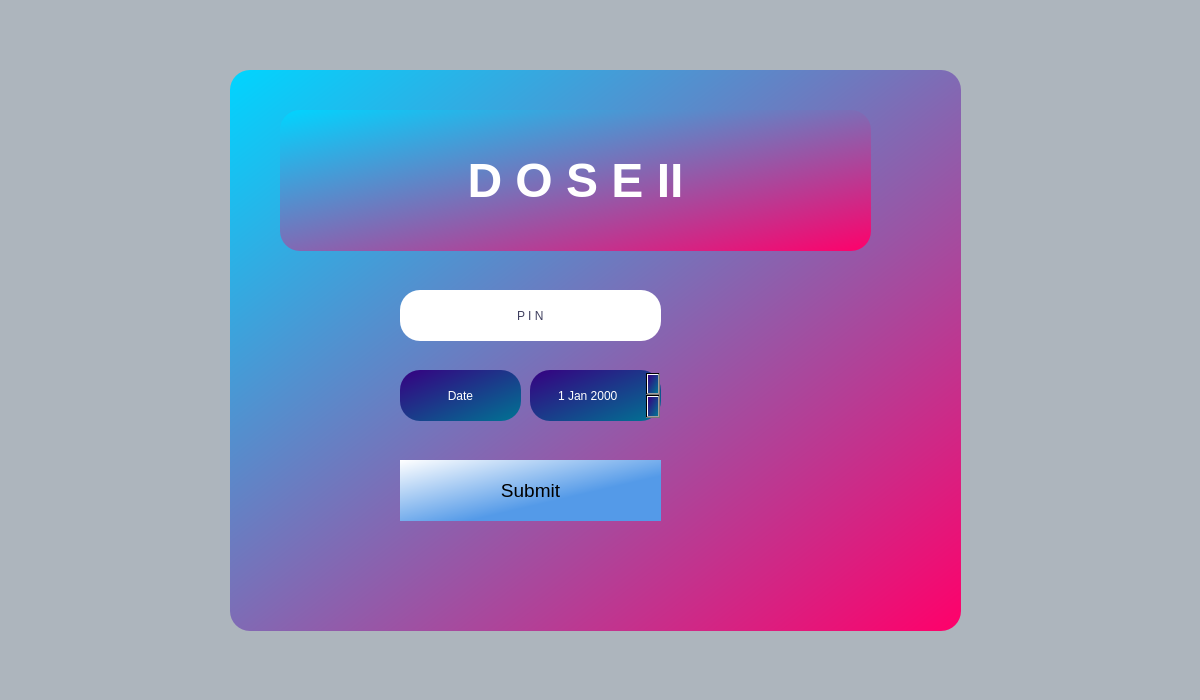
Old version of the form CoviCURE/Forms/Vaccine/loginview.ui in the repository ayush-regmi/CoviCURE.
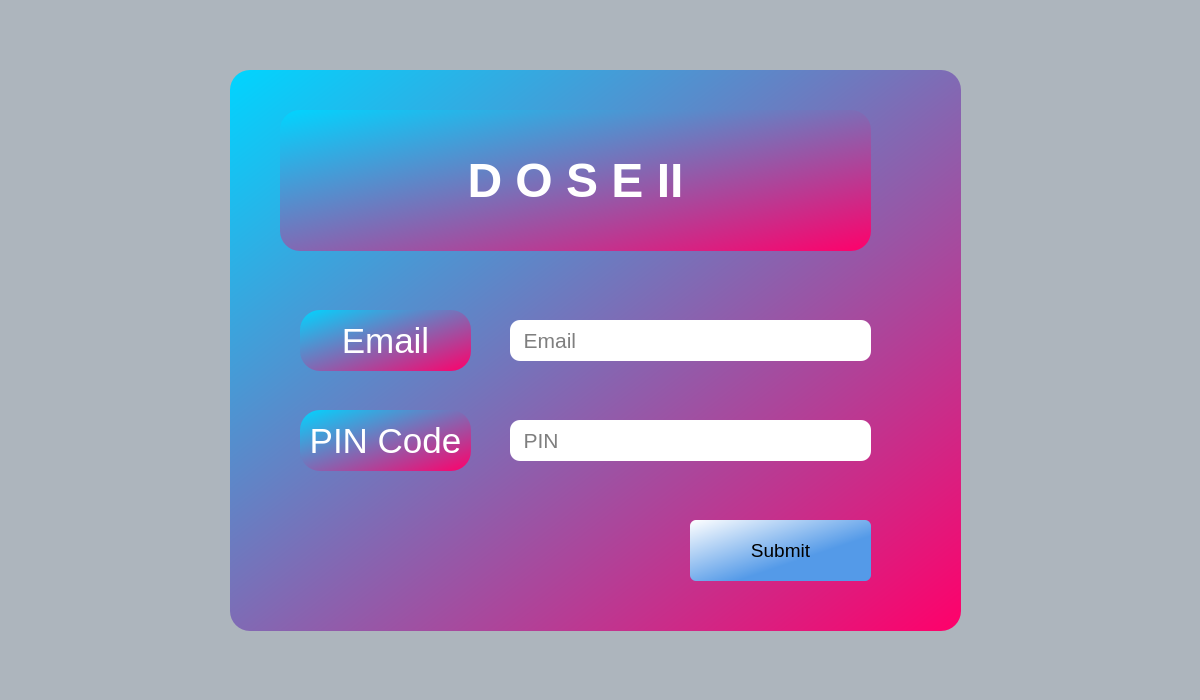
New version of the form.

The edit to the form file:
```diff
--- a/CoviCURE/Forms/Vaccine/loginview.ui
+++ b/CoviCURE/Forms/Vaccine/loginview.ui
@@ -74,12 +74,148 @@
      <set>Qt::AlignCenter</set>
     </property>
    </widget>
+   <widget class="QLineEdit" name="lineEdit_email">
+    <property name="enabled">
+     <bool>true</bool>
+    </property>
+    <property name="geometry">
+     <rect>
+      <x>280</x>
+      <y>250</y>
+      <width>361</width>
+      <height>41</height>
+     </rect>
+    </property>
+    <property name="sizePolicy">
+     <sizepolicy hsizetype="Expanding" vsizetype="Preferred">
+      <horstretch>0</horstretch>
+      <verstretch>0</verstretch>
+     </sizepolicy>
+    </property>
+    <property name="font">
+     <font>
+      <pointsize>16</pointsize>
+      <italic>false</italic>
+      <bold>false</bold>
+     </font>
+    </property>
+    <property name="styleSheet">
+     <string notr="true">background-color: #fff;
+font: 16pt &quot;Segoe UI&quot;;
+
+border-radius: 10px;</string>
+    </property>
+    <property name="placeholderText">
+     <string>  Email</string>
+    </property>
+   </widget>
+   <widget class="QLabel" name="label_11">
+    <property name="geometry">
+     <rect>
+      <x>70</x>
+      <y>240</y>
+      <width>171</width>
+      <height>61</height>
+     </rect>
+    </property>
+    <property name="sizePolicy">
+     <sizepolicy hsizetype="Fixed" vsizetype="Preferred">
+      <horstretch>0</horstretch>
+      <verstretch>0</verstretch>
+     </sizepolicy>
+    </property>
+    <property name="font">
+     <font>
+      <pointsize>26</pointsize>
+      <italic>false</italic>
+      <bold>false</bold>
+     </font>
+    </property>
+    <property name="styleSheet">
+     <string notr="true">font: 26pt &quot;Segoe UI&quot;;
+color: rgb(255, 255, 255);</string>
+    </property>
+    <property name="text">
+     <string>Email</string>
+    </property>
+    <property name="alignment">
+     <set>Qt::AlignCenter</set>
+    </property>
+   </widget>
+   <widget class="QLineEdit" name="lineEdit_password">
+    <property name="geometry">
+     <rect>
+      <x>280</x>
+      <y>350</y>
+      <width>361</width>
+      <height>41</height>
+     </rect>
+    </property>
+    <property name="sizePolicy">
+     <sizepolicy hsizetype="Expanding" vsizetype="Preferred">
+      <horstretch>0</horstretch>
+      <verstretch>0</verstretch>
+     </sizepolicy>
+    </property>
+    <property name="font">
+     <font>
+      <pointsize>16</pointsize>
+      <italic>false</italic>
+      <bold>false</bold>
+     </font>
+    </property>
+    <property name="styleSheet">
+     <string notr="true">background-color: #fff;
+font: 16pt &quot;Segoe UI&quot;;
+
+border-radius: 10px;</string>
+    </property>
+    <property name="echoMode">
+     <enum>QLineEdit::Password</enum>
+    </property>
+    <property name="placeholderText">
+     <string>  PIN</string>
+    </property>
+   </widget>
+   <widget class="QLabel" name="label_12">
+    <property name="geometry">
+     <rect>
+      <x>70</x>
+      <y>340</y>
+      <width>171</width>
+      <height>61</height>
+     </rect>
+    </property>
+    <property name="sizePolicy">
+     <sizepolicy hsizetype="Fixed" vsizetype="Preferred">
+      <horstretch>0</horstretch>
+      <verstretch>0</verstretch>
+     </sizepolicy>
+    </property>
+    <property name="font">
+     <font>
+      <pointsize>26</pointsize>
+      <italic>false</italic>
+      <bold>false</bold>
+     </font>
+    </property>
+    <property name="styleSheet">
+     <string notr="true">font: 26pt &quot;Segoe UI&quot;;
+color: rgb(255, 255, 255);</string>
+    </property>
+    <property name="text">
+     <string>PIN Code</string>
+    </property>
+    <property name="alignment">
+     <set>Qt::AlignCenter</set>
+    </property>
+   </widget>
    <widget class="QPushButton" name="pushButton_submit">
     <property name="geometry">
      <rect>
-      <x>170</x>
-      <y>390</y>
-      <width>261</width>
+      <x>460</x>
+      <y>450</y>
+      <width>181</width>
       <height>61</height>
      </rect>
     </property>
@@ -99,88 +235,12 @@
     <property name="styleSheet">
      <string notr="true">background-color: qlineargradient(spread:reflect, x1:0, y1:0, x2:1, y2:1, stop:0 rgba(255, 255, 255, 255), stop:0.629213 rgba(84, 154, 232, 255));
 font: 14pt &quot;Arial Rounded MT Bold&quot;;
-border-radius: 50px;
-</string>
+border-radius: 6px;</string>
     </property>
     <property name="text">
      <string>Submit</string>
     </property>
    </widget>
-   <widget class="QLineEdit" name="lineEdit_pin">
-    <property name="geometry">
-     <rect>
-      <x>170</x>
-      <y>220</y>
-      <width>261</width>
-      <height>51</height>
-     </rect>
-    </property>
-    <property name="styleSheet">
-     <string notr="true">background-color: rgb(255, 255, 255);
-color: rgb(64, 64, 95);
-font: 18pt &quot;Segoe UI&quot;;</string>
-    </property>
-    <property name="text">
-     <string>P I N</string>
-    </property>
-    <property name="alignment">
-     <set>Qt::AlignCenter</set>
-    </property>
-    <property name="placeholderText">
-     <string>  L  I  C  E  N  C  E</string>
-    </property>
-   </widget>
-   <widget class="QDateEdit" name="dateEditDate">
-    <property name="geometry">
-     <rect>
-      <x>300</x>
-      <y>300</y>
-      <width>131</width>
-      <height>51</height>
-     </rect>
-    </property>
-    <property name="sizePolicy">
-     <sizepolicy hsizetype="Minimum" vsizetype="Preferred">
-      <horstretch>0</horstretch>
-      <verstretch>0</verstretch>
-     </sizepolicy>
-    </property>
-    <property name="styleSheet">
-     <string notr="true">font: 14pt &quot;Segoe UI&quot;;
-background-color: qlineargradient(spread:reflect, x1:0, y1:0, x2:1, y2:1, stop:0 rgba(54, 0, 129, 255), stop:1 rgba(0, 116, 147, 255));
-color: rgb(255, 255, 255);</string>
-    </property>
-    <property name="alignment">
-     <set>Qt::AlignCenter</set>
-    </property>
-   </widget>
-   <widget class="QLabel" name="labelDob_2">
-    <property name="geometry">
-     <rect>
-      <x>170</x>
-      <y>300</y>
-      <width>121</width>
-      <height>51</height>
-     </rect>
-    </property>
-    <property name="sizePolicy">
-     <sizepolicy hsizetype="Preferred" vsizetype="Preferred">
-      <horstretch>0</horstretch>
-      <verstretch>0</verstretch>
-     </sizepolicy>
-    </property>
-    <property name="styleSheet">
-     <string notr="true">font: 14pt &quot;Segoe UI&quot;;
-background-color: qlineargradient(spread:reflect, x1:0, y1:0, x2:1, y2:1, stop:0 rgba(54, 0, 129, 255), stop:1 rgba(0, 116, 147, 255));
-color: rgb(255, 255, 255);</string>
-    </property>
-    <property name="text">
-     <string>Date</string>
-    </property>
-    <property name="alignment">
-     <set>Qt::AlignCenter</set>
-    </property>
-   </widget>
   </widget>
  </widget>
  <resources/>
```
